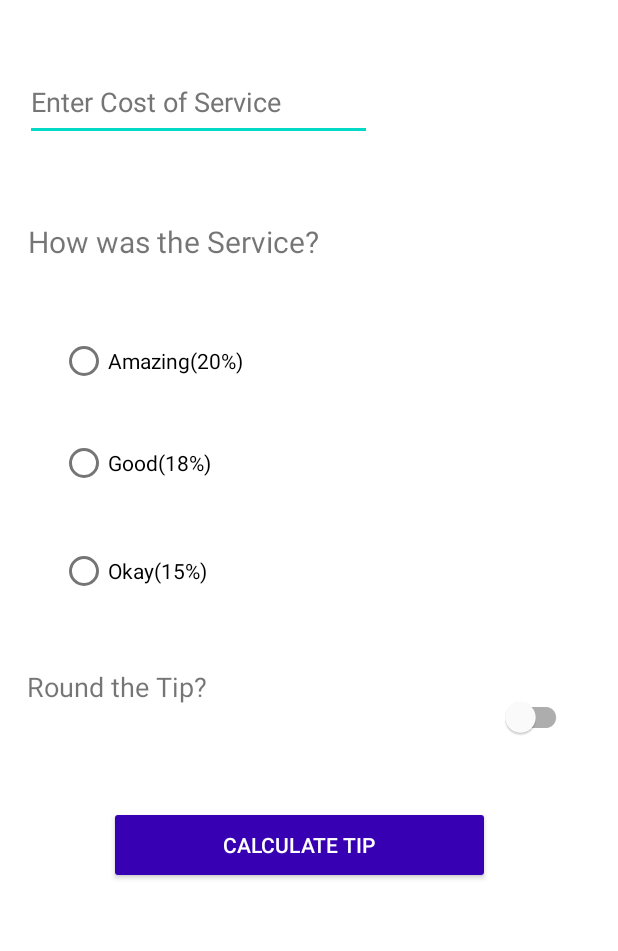
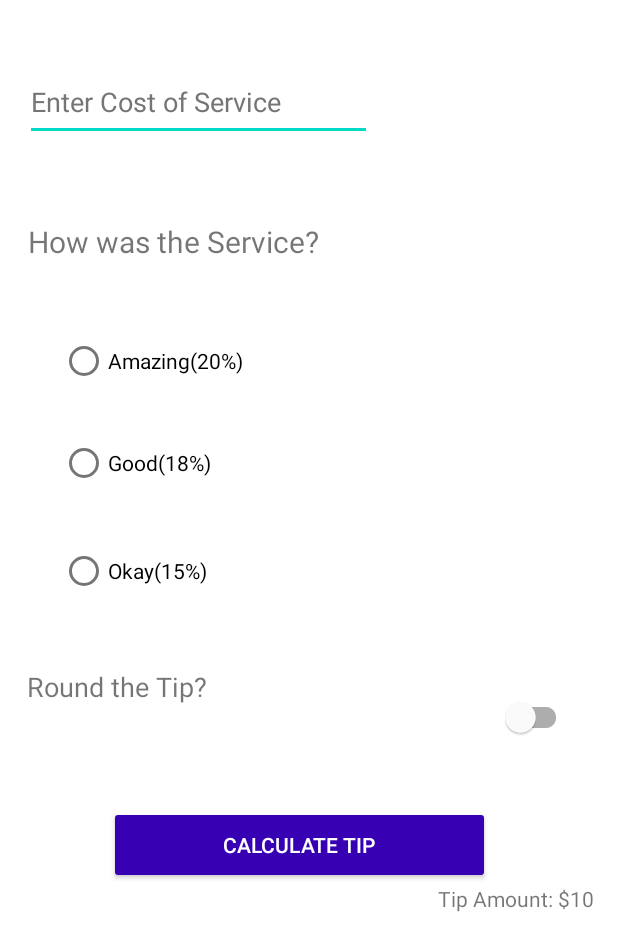
Before and after one commit to anurag-bit/GstXcalc, an Android app: the layout activity_main.xml on its own in the app's theme, with its tools: preview values and no code run, on a phone screen of 412 x 824 dp. Shown: the top 951 px of the screen. Run offline under Robolectric (Android 15) with nearby library versions, the phone set to English and light mode, and no system bars.

```diff
--- a/app/build.gradle
+++ b/app/build.gradle
@@ -29,11 +29,14 @@ android {
     kotlinOptions {
         jvmTarget = '1.8'
     }
+    buildFeatures {
+        viewBinding = true
+    }
 }
 
 dependencies {
 
-    implementation 'androidx.core:core-ktx:1.7.0'
+    implementation 'androidx.core:core-ktx:1.8.0'
     implementation 'androidx.appcompat:appcompat:1.5.0'
     implementation 'com.google.android.material:material:1.6.1'
     implementation 'androidx.constraintlayout:constraintlayout:2.1.4'
--- a/app/src/main/res/layout/activity_main.xml
+++ b/app/src/main/res/layout/activity_main.xml
@@ -125,5 +125,12 @@
         app:layout_constraintStart_toStartOf="parent"
         app:layout_constraintTop_toBottomOf="@+id/approxi_switch"
         app:layout_constraintVertical_bias="0.14" />
+    <TextView
+        android:id="@+id/tip_result"
+        android:layout_width="wrap_content"
+        android:layout_height="wrap_content"
+        app:layout_constraintEnd_toEndOf="parent"
+        app:layout_constraintTop_toBottomOf="@id/Calc_button"
+     tools:text="Tip Amount: $10" />
 
 </androidx.constraintlayout.widget.ConstraintLayout>
--- a/app/src/main/res/values/strings.xml
+++ b/app/src/main/res/values/strings.xml
@@ -7,4 +7,5 @@
     <string name="okay">Okay(15%)</string>
     <string name="Round_tip">Round the Tip?</string>
     <string name="calculate_tip">Calculate Tip</string>
+    <string name="tip_amount">Tip Amount: %s</string>
 </resources>
```
Also changed, not shown: app/src/main/java/com/anurag/tippy/MainActivity.kt (+33 -1 lines), 1 other file.
